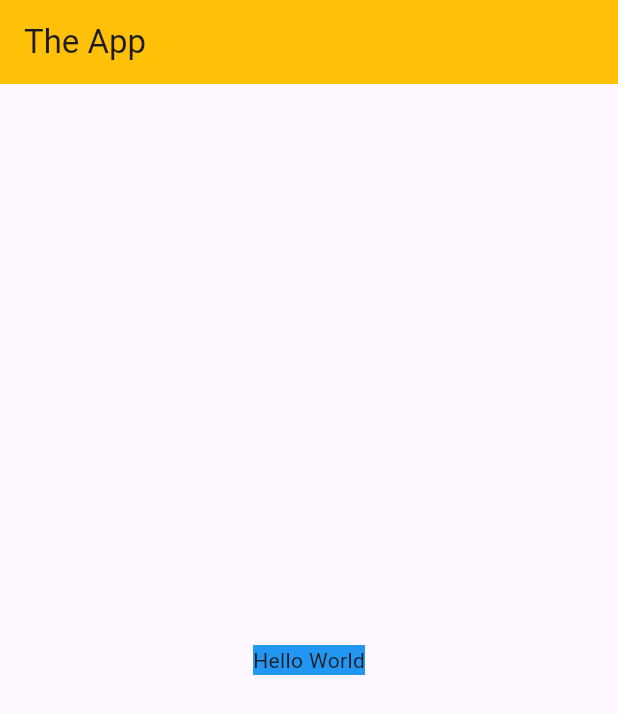
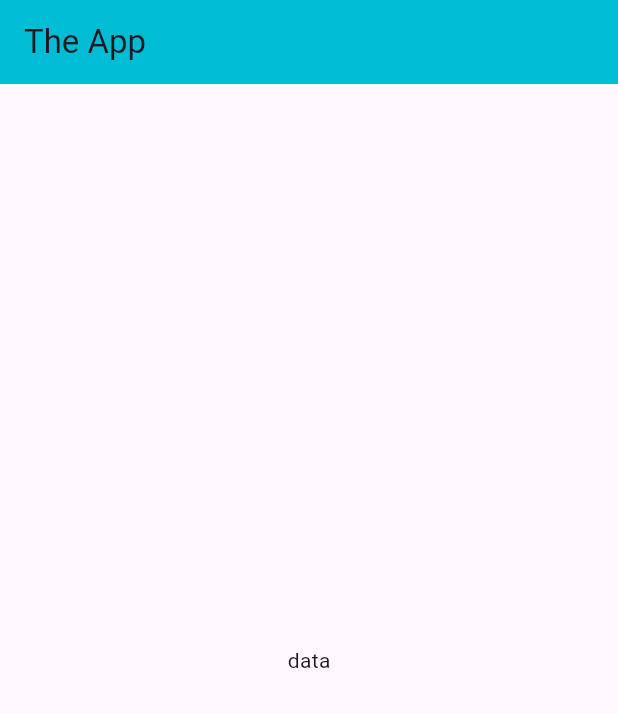
Before and after one commit to olaonipekun/myapp, a Flutter app: the screen it shows after launch, on a phone screen of 412 x 824 dp. Shown: the top 714 px of the screen. Run offline on Flutter 3.47's test engine with Material 3 defaults, Android fonts, the phone set to English and light mode, and no system bars.

Commit message:
cyan header

```diff
--- a/lib/UI/home_button.dart
+++ b/lib/UI/home_button.dart
@@ -9,15 +9,14 @@ class Homie extends StatelessWidget {
   Widget build(BuildContext context) {
     return Scaffold(
       appBar: AppBar(
-        backgroundColor: Colors.amber,
+        backgroundColor: Colors.cyan,
         title: const Text('The App'),
       ),
-      body: Center(
-        child: Container(
-          color: Colors.blue,
-          child: const Text('Hello World'),
-        ),
-      ),
+      body: const Center(
+          child: Text(
+        'data',
+        textDirection: TextDirection.ltr,
+      )),
     );
   }
 }
```
